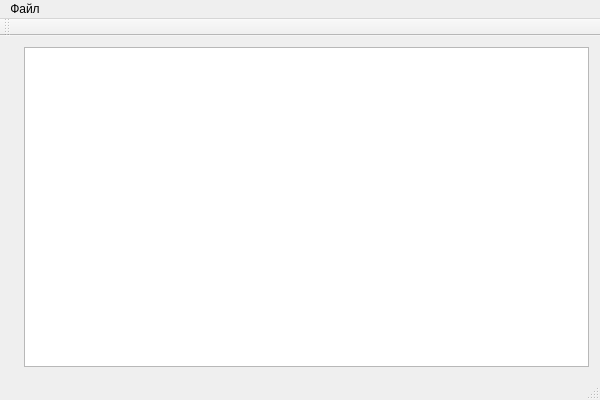
Qt form VikasAssistant/VikasAssistant.ui (vsevost/CostumeProgressVisualizer) before a commit.
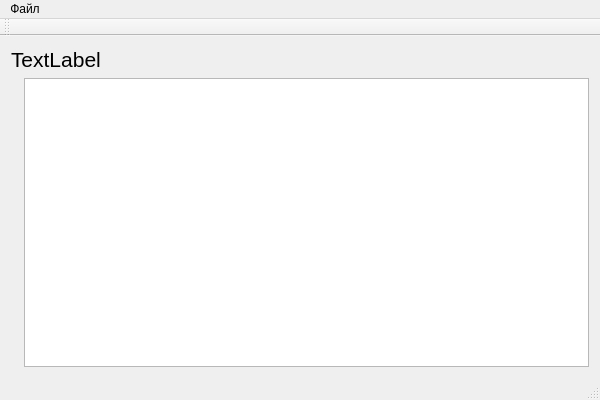
The same form after that commit.

Commit message: Display name

Patch:
```diff
--- a/VikasAssistant/VikasAssistant.ui
+++ b/VikasAssistant/VikasAssistant.ui
@@ -14,6 +14,20 @@
    <string>VikasAssistant</string>
   </property>
   <widget class="QWidget" name="centralWidget">
+   <layout class="QVBoxLayout" name="verticalLayout">
+    <item>
+     <widget class="QLabel" name="lbCostumeName">
+      <property name="font">
+       <font>
+        <pointsize>16</pointsize>
+       </font>
+      </property>
+      <property name="text">
+       <string>TextLabel</string>
+      </property>
+     </widget>
+    </item>
+    <item>
    <layout class="QHBoxLayout" name="horizontalLayout">
     <item>
      <widget class="QLabel" name="label">
@@ -47,6 +61,8 @@
        <bool>true</bool>
       </property>
      </widget>
+      </item>
+     </layout>
     </item>
    </layout>
   </widget>
```
Lines whose indentation alone changed are shown as unchanged. The commit also changes 1 other file.
